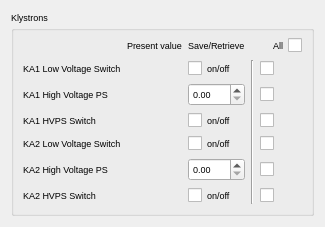
The window that src/widgets/ui/snapshot_klystrons.ui (srgblnch/LinacGUI) describes before a commit, drawn with Qt 5.
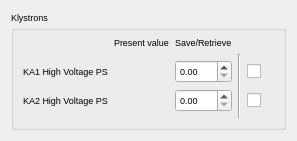
The same window after the commit. Custom widgets are drawn as their Qt base class.

What changed in the file:
```diff
--- a/src/widgets/ui/snapshot_klystrons.ui
+++ b/src/widgets/ui/snapshot_klystrons.ui
@@ -6,8 +6,8 @@
    <rect>
     <x>0</x>
     <y>0</y>
-    <width>325</width>
-    <height>217</height>
+    <width>297</width>
+    <height>114</height>
    </rect>
   </property>
   <property name="font">
@@ -25,27 +25,13 @@
       <string>Klystrons</string>
      </property>
      <layout class="QGridLayout" name="gridLayout">
-      <item row="5" column="0">
+      <item row="3" column="0">
        <widget class="QLabel" name="ka2HVPSLabel">
         <property name="text">
          <string>KA2 High Voltage PS</string>
         </property>
        </widget>
       </item>
-      <item row="4" column="0">
-       <widget class="QLabel" name="ka2LVSwitchLabel">
-        <property name="text">
-         <string>KA2 Low Voltage Switch</string>
-        </property>
-       </widget>
-      </item>
-      <item row="3" column="0">
-       <widget class="QLabel" name="ka1HVSwitchLabel">
-        <property name="text">
-         <string>KA1 HVPS Switch</string>
-        </property>
-       </widget>
-      </item>
       <item row="2" column="0">
        <widget class="QLabel" name="ka1HVPSLabel">
         <property name="text">
@@ -53,46 +39,6 @@
         </property>
        </widget>
       </item>
-      <item row="3" column="4">
-       <widget class="QCheckBox" name="ka1HVSwitchCheck">
-        <property name="text">
-         <string/>
-        </property>
-       </widget>
-      </item>
-      <item row="0" column="4">
-       <widget class="QCheckBox" name="checkBox">
-        <property name="layoutDirection">
-         <enum>Qt::RightToLeft</enum>
-        </property>
-        <property name="text">
-         <string>All</string>
-        </property>
-       </widget>
-      </item>
-      <item row="3" column="1">
-       <widget class="TaurusLed" name="ka1HVSwitchRead">
-        <property name="minimumSize">
-         <size>
-          <width>15</width>
-          <height>15</height>
-         </size>
-        </property>
-        <property name="maximumSize">
-         <size>
-          <width>15</width>
-          <height>15</height>
-         </size>
-        </property>
-       </widget>
-      </item>
-      <item row="3" column="2">
-       <widget class="QCheckBox" name="ka1HVSwitchWrite">
-        <property name="text">
-         <string>on/off</string>
-        </property>
-       </widget>
-      </item>
       <item row="0" column="1">
        <widget class="QLabel" name="PresentWriteTitle">
         <property name="text">
@@ -100,7 +46,7 @@
         </property>
        </widget>
       </item>
-      <item row="7" column="1">
+      <item row="5" column="1">
        <spacer name="verticalSpacer">
         <property name="orientation">
          <enum>Qt::Vertical</enum>
@@ -113,36 +59,6 @@
         </property>
        </spacer>
       </item>
-      <item row="1" column="0">
-       <widget class="QLabel" name="ka1LVSwitchLabel">
-        <property name="text">
-         <string>KA1 Low Voltage Switch</string>
-        </property>
-       </widget>
-      </item>
-      <item row="1" column="1">
-       <widget class="TaurusLed" name="ka1LVSwitchRead">
-        <property name="minimumSize">
-         <size>
-          <width>15</width>
-          <height>15</height>
-         </size>
-        </property>
-        <property name="maximumSize">
-         <size>
-          <width>15</width>
-          <height>15</height>
-         </size>
-        </property>
-       </widget>
-      </item>
-      <item row="1" column="4">
-       <widget class="QCheckBox" name="ka1LVSwitchCheck">
-        <property name="text">
-         <string/>
-        </property>
-       </widget>
-      </item>
       <item row="2" column="4">
        <widget class="QCheckBox" name="ka1HVPSCheck">
         <property name="text">
@@ -163,94 +79,20 @@
       <item row="2" column="1">
        <widget class="TaurusLabel" name="ka1HVPSRead"/>
       </item>
-      <item row="1" column="2">
-       <widget class="QCheckBox" name="ka1LVSwitchWrite">
-        <property name="text">
-         <string>on/off</string>
-        </property>
-       </widget>
-      </item>
-      <item row="6" column="0">
-       <widget class="QLabel" name="ka2HVSwitchLabel">
-        <property name="text">
-         <string>KA2 HVPS Switch</string>
-        </property>
-       </widget>
-      </item>
-      <item row="4" column="1">
-       <widget class="TaurusLed" name="ka2LVSwitchRead">
-        <property name="minimumSize">
-         <size>
-          <width>15</width>
-          <height>15</height>
-         </size>
-        </property>
-        <property name="maximumSize">
-         <size>
-          <width>15</width>
-          <height>15</height>
-         </size>
-        </property>
-       </widget>
-      </item>
-      <item row="5" column="1">
+      <item row="3" column="1">
        <widget class="TaurusLabel" name="ka2HVPSRead"/>
       </item>
-      <item row="6" column="1">
-       <widget class="TaurusLed" name="ka2HVSwitchRead">
-        <property name="minimumSize">
-         <size>
-          <width>15</width>
-          <height>15</height>
-         </size>
-        </property>
-        <property name="maximumSize">
-         <size>
-          <width>15</width>
-          <height>15</height>
-         </size>
-        </property>
-       </widget>
-      </item>
-      <item row="4" column="2">
-       <widget class="QCheckBox" name="ka2LVSwitchWrite">
-        <property name="text">
-         <string>on/off</string>
-        </property>
-       </widget>
-      </item>
-      <item row="5" column="2">
+      <item row="3" column="2">
        <widget class="QDoubleSpinBox" name="ka2HVPSWrite"/>
       </item>
-      <item row="6" column="2">
-       <widget class="QCheckBox" name="ka2HVSwitchWrite">
-        <property name="text">
-         <string>on/off</string>
-        </property>
-       </widget>
-      </item>
-      <item row="4" column="4">
-       <widget class="QCheckBox" name="ka2LVSwitchCheck">
-        <property name="text">
-         <string/>
-        </property>
-       </widget>
-      </item>
-      <item row="5" column="4">
+      <item row="3" column="4">
        <widget class="QCheckBox" name="ka2HVPSCheck">
         <property name="text">
          <string/>
         </property>
        </widget>
       </item>
-      <item row="6" column="4">
-       <widget class="QCheckBox" name="ka2HVSwitchCheck">
-        <property name="text">
-         <string/>
-        </property>
-       </widget>
-      </item>
-      <item row="1" column="3" rowspan="6">
+      <item row="1" column="3" rowspan="4">
        <widget class="Line" name="line">
         <property name="orientation">
          <enum>Qt::Vertical</enum>
@@ -274,27 +116,12 @@
    <extends>QLabel</extends>
    <header>taurus.qt.qtgui.display</header>
   </customwidget>
-  <customwidget>
-   <class>TaurusLed</class>
-   <extends>QLed</extends>
-   <header>taurus.qt.qtgui.display</header>
-  </customwidget>
-  <customwidget>
-   <class>QLed</class>
-   <extends>QPixmapWidget</extends>
-   <header>taurus.qt.qtgui.display</header>
-  </customwidget>
   <customwidget>
    <class>TaurusGroupBox</class>
    <extends>QGroupBox</extends>
    <header>taurus.qt.qtgui.container</header>
    <container>1</container>
   </customwidget>
-  <customwidget>
-   <class>QPixmapWidget</class>
-   <extends>QWidget</extends>
-   <header>taurus.qt.qtgui.display</header>
-  </customwidget>
  </customwidgets>
  <resources/>
  <connections/>
```
